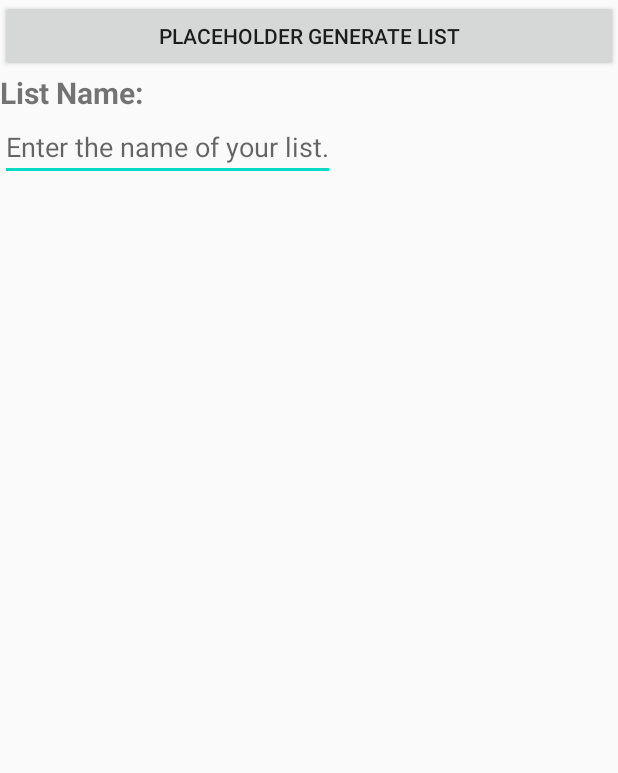
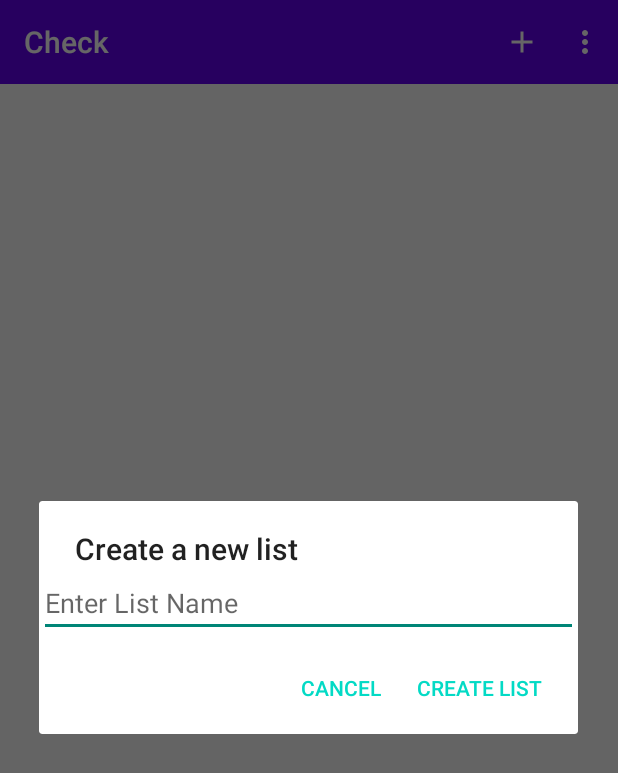
Before and after one commit to JosephB-Workstation/Check, an Android app: the screen it shows after launch (Create_List_Activity before the commit, MainActivity after it), after a tap on "Add new list", on a phone screen of 412 x 824 dp. Shown: the top 773 px of the screen. Run offline under Robolectric (Android 15) with nearby library versions, the phone set to English and light mode, and no system bars.

Commit message:
Added create_list_dialog. To replace create_list_activity. Removal of create_list_activity will come soon- after I ensure the dialog option works. A couple of quick debug tests have shown great promise.

```diff
--- a/app/build.gradle
+++ b/app/build.gradle
@@ -6,7 +6,7 @@ android {
 
     defaultConfig {
         applicationId "com.check.app"
-        minSdkVersion 16
+        minSdkVersion 21
         targetSdkVersion 29
         versionCode 1
         versionName "1.0"
@@ -26,11 +26,11 @@ android {
 dependencies {
     implementation fileTree(dir: 'libs', include: ['*.jar'])
 
-    implementation 'androidx.appcompat:appcompat:1.0.2'
+    implementation 'androidx.appcompat:appcompat:1.1.0'
     implementation 'androidx.constraintlayout:constraintlayout:1.1.3'
     testImplementation 'junit:junit:4.12'
     androidTestImplementation 'androidx.test.ext:junit:1.1.1'
     androidTestImplementation 'androidx.test.espresso:espresso-core:3.2.0'
-    implementation 'androidx.recyclerview:recyclerview:1.0.0'
+    implementation 'androidx.recyclerview:recyclerview:1.1.0'
     implementation 'com.google.android.material:material:1.1.0'
 }
--- /dev/null
+++ b/app/src/main/java/com/check/app/Create_List_Dialog.java
@@ -0,0 +1,61 @@
+package com.check.app;
+
+import android.app.AlertDialog;
+import android.app.Dialog;
+import android.content.Context;
+import android.content.DialogInterface;
+import android.os.Bundle;
+import android.util.Log;
+import android.view.LayoutInflater;
+import android.view.View;
+import android.widget.EditText;
+
+import androidx.annotation.NonNull;
+import androidx.annotation.Nullable;
+import androidx.fragment.app.DialogFragment;
+
+public class Create_List_Dialog extends DialogFragment {
+
+
+    private EditText listNameEntry;
+    private CreateListListener listListener;
+
+    @NonNull
+    @Override
+    public Dialog onCreateDialog(@Nullable Bundle savedInstanceState) {
+        AlertDialog.Builder dialogBuilder = new AlertDialog.Builder(getActivity());
+        LayoutInflater inflater = requireActivity().getLayoutInflater();
+        View view = inflater.inflate(R.layout.dialog_create_list, null);
+        dialogBuilder.setView(view)
+                .setTitle("Create a new list")
+                .setPositiveButton("Create list", new DialogInterface.OnClickListener() {
+                    @Override
+                    public void onClick(DialogInterface dialog, int which) {
+                        if(!listNameEntry.getText().toString().trim().isEmpty()){
+                            String listName = listNameEntry.getText().toString();
+                            listListener.attatchListSettings(listName);
+
+                        }
+                        else Log.d("False", "It worked");
+                    }
+                })
+                .setNegativeButton("Cancel", new DialogInterface.OnClickListener() {
+                    @Override
+                    public void onClick(DialogInterface dialog, int which) {
+                    }
+                });
+        listNameEntry = view.findViewById(R.id.listName);
+        return dialogBuilder.create();
+    }
+
+    @Override
+    public void onAttach(@NonNull Context context) {
+        super.onAttach(context);
+        listListener = (CreateListListener)context;
+    }
+
+    public interface CreateListListener{
+        void attatchListSettings(String listName);
+    }
+
+}
--- a/app/src/main/java/com/check/app/MainActivity.java
+++ b/app/src/main/java/com/check/app/MainActivity.java
@@ -5,11 +5,12 @@ import androidx.appcompat.widget.Toolbar;
 
 import android.content.Intent;
 import android.os.Bundle;
+import android.util.Log;
 import android.view.Menu;
 import android.view.MenuInflater;
 import android.view.MenuItem;
 
-public class MainActivity extends AppCompatActivity {
+public class MainActivity extends AppCompatActivity implements Create_List_Dialog.CreateListListener{
 
     @Override
     protected void onCreate(Bundle savedInstanceState) {
@@ -29,7 +30,9 @@ public class MainActivity extends AppCompatActivity {
     public boolean onOptionsItemSelected(MenuItem item){
         switch (item.getItemId()){
             case R.id.addList:
-                startActivity(new Intent(getApplicationContext(), Create_List_Activity.class));
+               // startActivity(new Intent(getApplicationContext(), Create_List_Activity.class));
+                Create_List_Dialog list_dialog = new Create_List_Dialog();
+                list_dialog.show(getSupportFragmentManager(), "Create List");
                 return true;
             case R.id.logOut:
                 //code here for logging out when  firebase support is added
@@ -38,4 +41,11 @@ public class MainActivity extends AppCompatActivity {
                 return super.onOptionsItemSelected(item);
         }
     }
+
+    @Override
+    public void attatchListSettings(String listName) {
+        String name;
+        name = listName;
+        Log.d("Passthrough Checker", name);
+    }
 }
--- /dev/null
+++ b/app/src/main/res/layout/dialog_create_list.xml
@@ -0,0 +1,19 @@
+<?xml version="1.0" encoding="utf-8"?>
+<LinearLayout
+    xmlns:android="http://schemas.android.com/apk/res/android"
+    android:layout_width="wrap_content"
+    android:layout_height="wrap_content"
+    android:orientation="vertical"
+    android:theme="@style/Theme.AppCompat.DayNight.Dialog.Alert">
+
+    <EditText
+        android:layout_width="match_parent"
+        android:layout_height="wrap_content"
+        android:hint="Enter List Name"
+        android:inputType="text"
+        android:autofillHints="List names"
+        android:id="@+id/listName">
+
+    </EditText>
+
+</LinearLayout>
```
